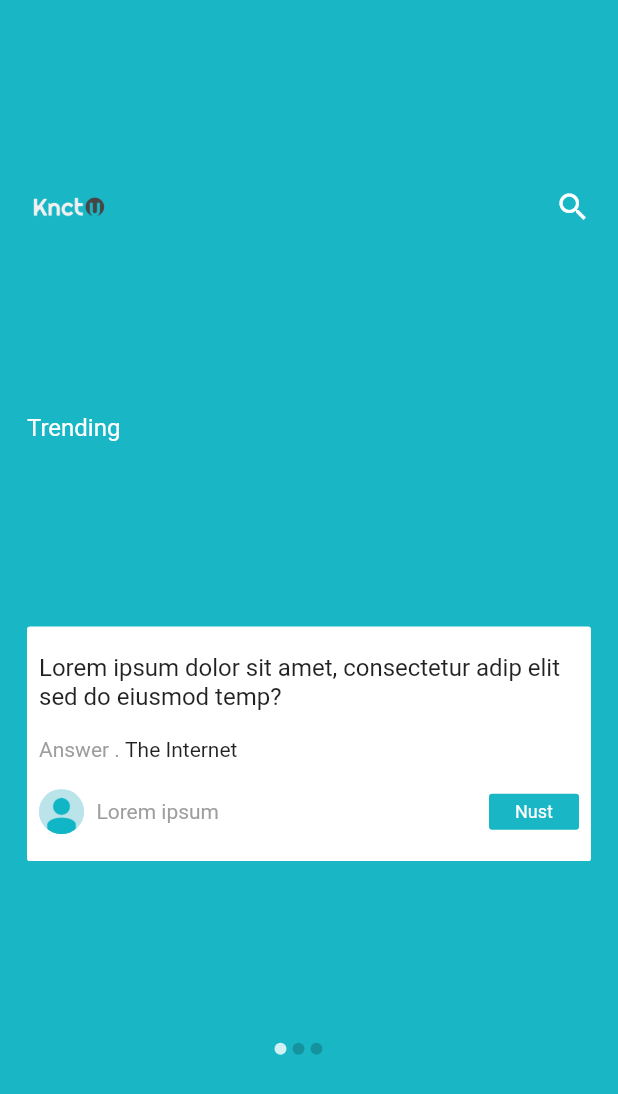
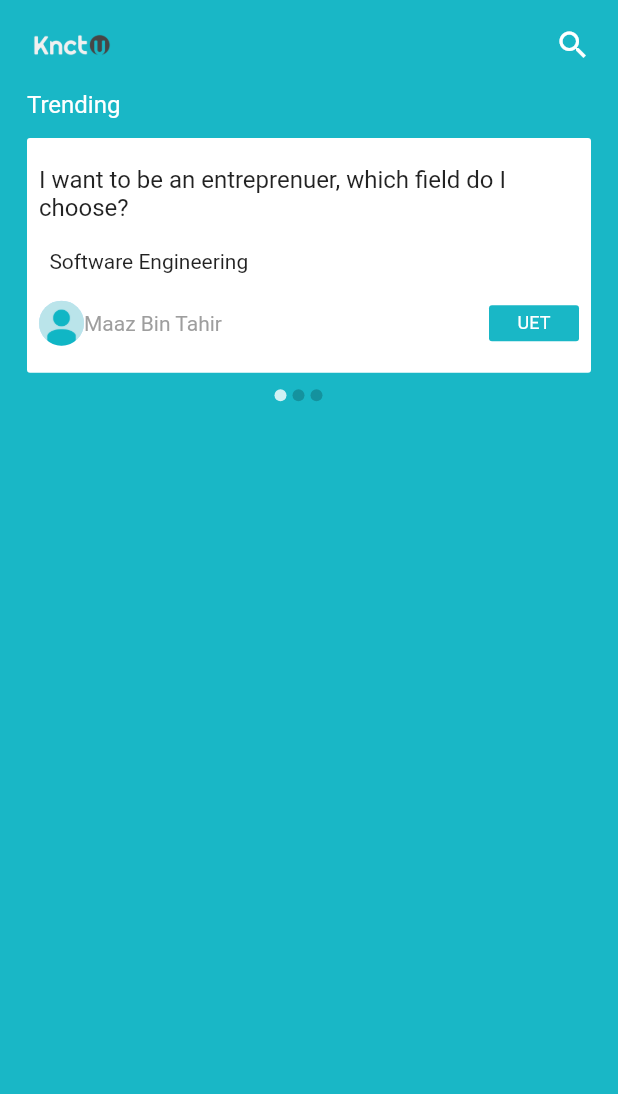
Before and after one commit to ChHannan/knctu, a Flutter app: the CustomHeader widget shown alone on an empty page, opened directly, on a phone screen of 412 x 824 dp. Shown: the top 1094 px of the screen. Run offline on Flutter 3.47's test engine with Material 2 defaults, Android fonts, the phone set to English and light mode, and no system bars; drawn by our look-alikes of carousel_slider; our stand-ins replace flutter_tags, simple_animations; generated files the repository leaves out were written again; network calls fail.

Commit message:
Final changes

```diff
--- a/lib/widgets/header/custom_header.dart
+++ b/lib/widgets/header/custom_header.dart
@@ -21,7 +21,7 @@ class _CustomHeaderState extends State<CustomHeader> {
       ),
       color: Color(0xFF19b7c6),
       child: Column(
-        mainAxisAlignment: MainAxisAlignment.spaceEvenly,
+        mainAxisAlignment: MainAxisAlignment.start,
         crossAxisAlignment: CrossAxisAlignment.start,
         children: <Widget>[
           HeaderBar(),
@@ -48,13 +48,22 @@ class _CustomHeaderState extends State<CustomHeader> {
               },
               items: <Widget>[
                 const TrendingBox(
-                  tagName: 'Nust',
+                  question: 'I want to be an entreprenuer, which field do I choose?',
+                  answer: 'Software Engineering',
+                  tagName: 'UET',
+                  name: 'Maaz Bin Tahir'
                 ),
                 const TrendingBox(
-                  tagName: 'Giki',
+                  tagName: 'GIKI',
+                  question: 'Which field is the most profitable in 2020?',
+                  answer: 'The field you are interested in.',
+                  name: 'Eesha Arif'
                 ),
                 const TrendingBox(
-                  tagName: 'Uet',
+                  tagName: 'NUST',
+                  question: 'What is the acceptance rate in NUST',
+                  answer: 'Less than 10%',
+                  name: 'Harris Amir'
                 ),
               ],
             ),
--- a/lib/widgets/header/header_bar.dart
+++ b/lib/widgets/header/header_bar.dart
@@ -19,13 +19,16 @@ class HeaderBar extends StatelessWidget {
 //            color: Colors.white,
 //          ),
 //        ),
-        Image(
-          image: AssetImage(
-            'assets/images/appbar.png',
+        Container(
+          height: 60,
+          child: Image(
+            image: AssetImage(
+              'assets/images/appbar.png',
+            ),
+            height: 60,
+            alignment: Alignment.centerLeft,
+            //fit: BoxFit.contain,
           ),
-          height: 56,
-          alignment: Alignment.centerLeft,
-          //fit: BoxFit.contain,
         ),
         Icon(
           Icons.search,
--- a/lib/widgets/header/trending_box.dart
+++ b/lib/widgets/header/trending_box.dart
@@ -2,9 +2,13 @@ import 'package:flutter/material.dart';
 
 class TrendingBox extends StatelessWidget {
   final String tagName;
+  final String question;
+  final String answer;
+  final String name;
+
   const TrendingBox({
     Key key,
-    this.tagName,
+    this.tagName, this.question, this.answer, this.name,
   }) : super(key: key);
 
   @override
@@ -23,21 +27,18 @@ class TrendingBox extends StatelessWidget {
       ),
       child: Column(
         mainAxisAlignment: MainAxisAlignment.spaceEvenly,
+        crossAxisAlignment: CrossAxisAlignment.start,
         children: <Widget>[
           Text(
-            'Lorem ipsum dolor sit amet, consectetur adip '
-            'elit sed do eiusmod temp?',
+            question,
             style: TextStyle(fontSize: 16),
           ),
           Row(
             children: <Widget>[
+              Text('  '),
               Text(
-                'Answer . ',
-                style: TextStyle(
-                  color: Colors.grey,
-                ),
+                answer,
               ),
-              Text('The Internet')
             ],
           ),
           Row(
@@ -55,7 +56,7 @@ class TrendingBox extends StatelessWidget {
                       radius: 15,
                     ),
                     Text(
-                      'Lorem ipsum',
+                      name,
                       style: TextStyle(
                         color: Colors.grey,
                       ),
```
